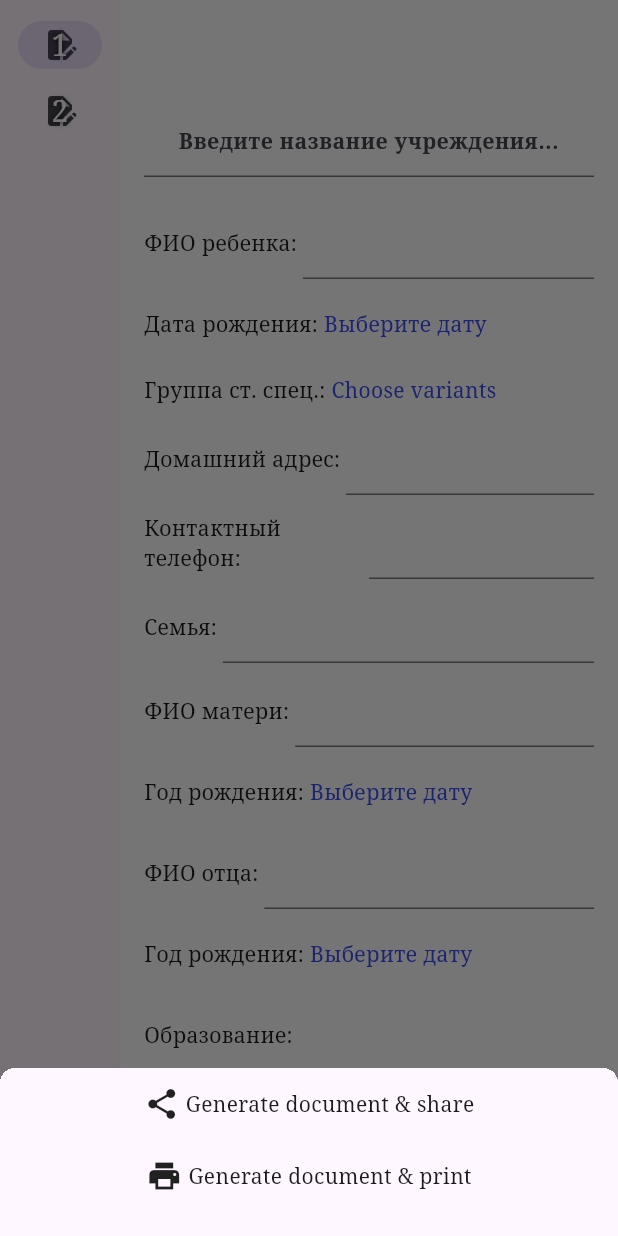
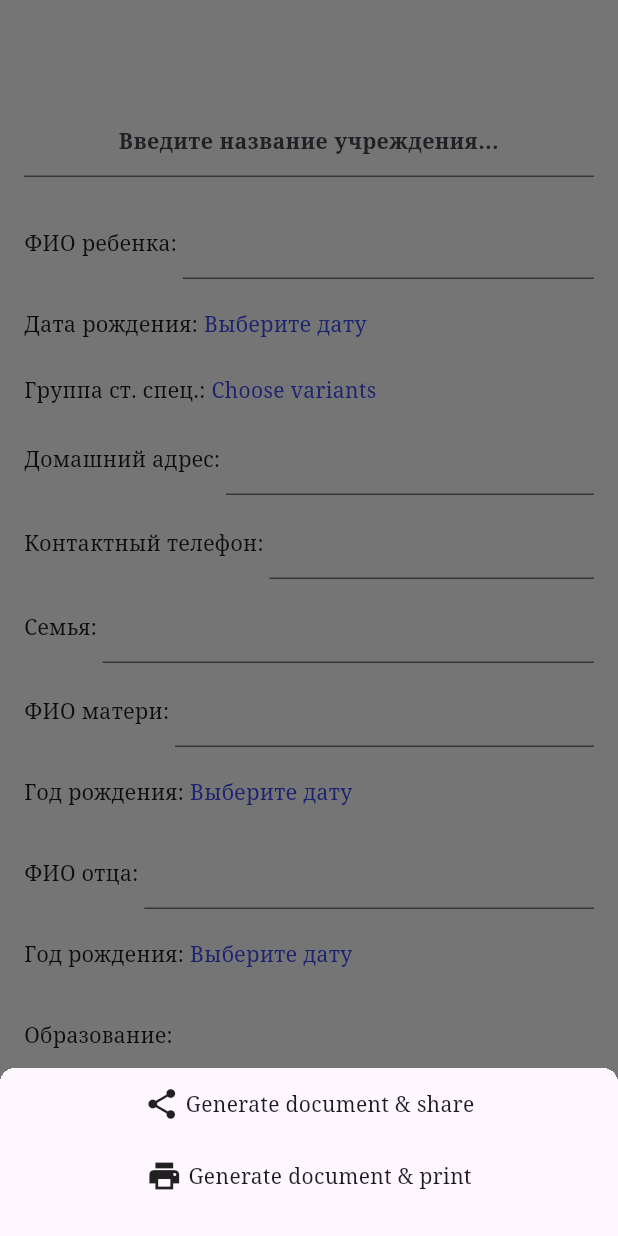
Before and after one commit to elizabethsal/desktop_doc_generator, a Flutter app: the screen it shows after launch, after a tap on the "add" icon, on a phone screen of 412 x 824 dp. Run offline on Flutter 3.47's test engine with Material 3 defaults, Android fonts, the light colour scheme and no system bars; our stand-ins replace file_picker, pdf, printing; missing offline and left inert: share_extend; generated files the repository leaves out were written again.

Commit message:
removed navigation rail

```diff
--- a/lib/main.dart
+++ b/lib/main.dart
@@ -4,7 +4,6 @@ import 'package:desktop_doc_generator/common/extensions.dart';
 import 'package:desktop_doc_generator/common/pdf_converter_interface.dart';
 import 'package:desktop_doc_generator/resources/const.dart';
 import 'package:desktop_doc_generator/template_one/template_one.dart';
-import 'package:desktop_doc_generator/template_two/template_two.dart';
 import 'package:file_picker/file_picker.dart';
 import 'package:flutter/material.dart';
 import 'package:flutter_gen/gen_l10n/app_localizations.dart';
@@ -54,64 +53,27 @@ class MyHomePage extends StatefulWidget {
 }
 
 class _MyHomePageState extends State<MyHomePage> {
-  var selectedIndex = 0;
 
   @override
   Widget build(
     BuildContext context,
   ) {
-    Widget page;
-    switch (selectedIndex) {
-      case 0:
-        page = ContentTemplateOne();
-        break;
-      case 1:
-        page = ContentTemplateTwo();
-        break;
-      default:
-        throw UnimplementedError('no templates for $selectedIndex');
-    }
-
+    var page = ContentTemplateOne();
     return LayoutBuilder(builder: (context, constraints) {
       return Container(
         color: Theme.of(context).colorScheme.background,
         child: SafeArea(
           child: Scaffold(
-            body: Row(
-              children: [
-                //    Text(AppLocalizations.of(context)!.hello_world),
-                NavigationRail(
-                  extended: constraints.maxWidth >= 1000,
-                  //  extended: false,
-                  destinations: [
-                    NavigationRailDestination(
-                      icon: getNumberedNavigationIcon(context, 1),
-                      label: Text(AppLocalizations.of(context)!.template_placeholder(1)),
-                    ),
-                    NavigationRailDestination(
-                      icon: getNumberedNavigationIcon(context, 2),
-                      label: Text(AppLocalizations.of(context)!.template_placeholder(2)),
-                    ),
-                  ],
-                  selectedIndex: selectedIndex,
-                  onDestinationSelected: (value) {
-                    setState(() {
-                      selectedIndex = value;
-                    });
-                  },
-                ),
-                Expanded(child: page),
-              ],
-            ),
+            body: page,
             floatingActionButton: FloatingActionButton(
               onPressed: () {
                 showModalBottomSheet(
                     context: context,
                     builder: (BuildContext context) => BottomSheetBody(
                           onShareAction: () =>
-                              saveOrSharePage(page as PdfConverterInterface),
+                              saveOrSharePage(page),
                           onPrintAction: () =>
-                              printPage(page as PdfConverterInterface),
+                              printPage(page),
                         ));
               },
               child: const Icon(Icons.add),
```
